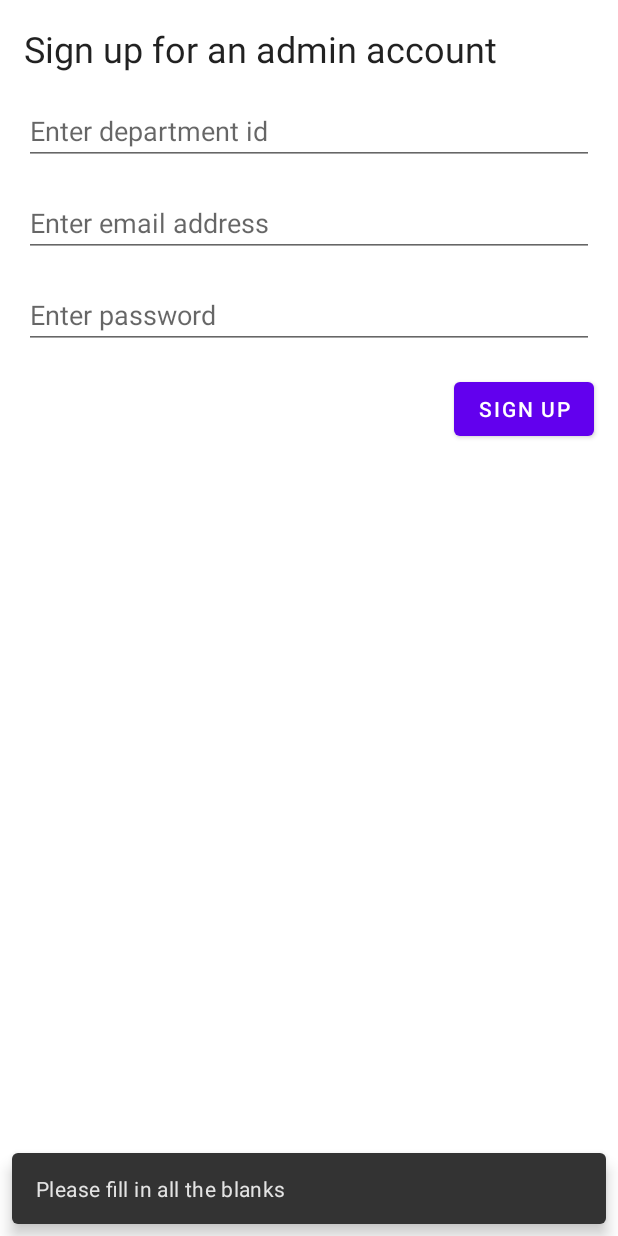
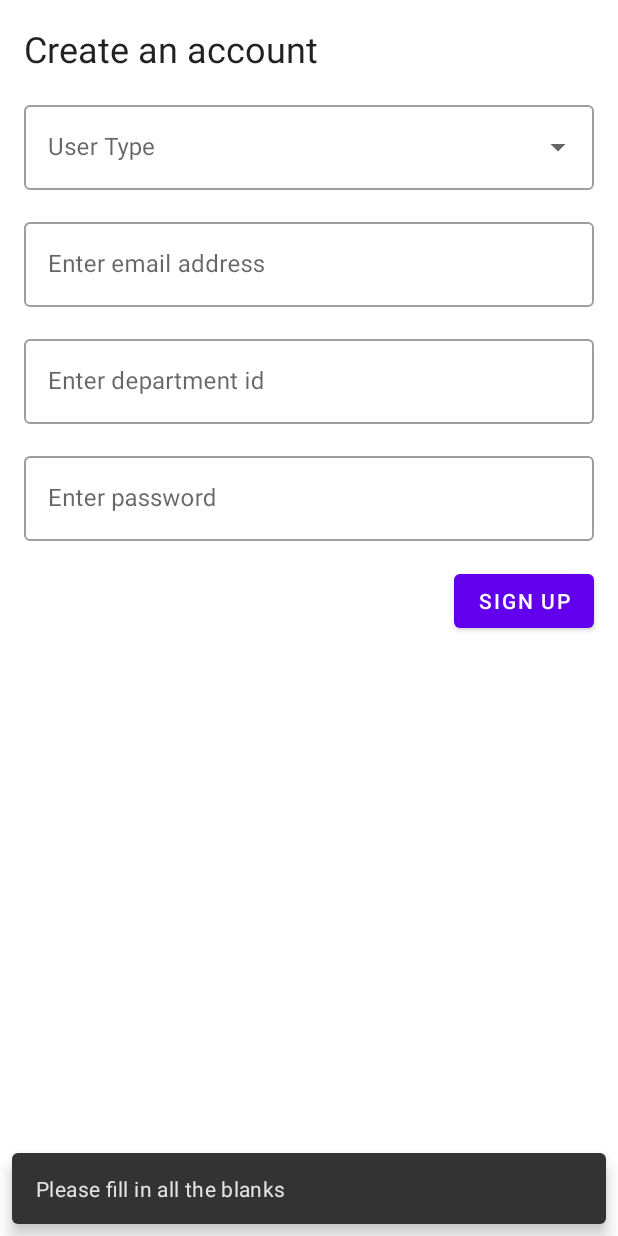
Before and after one commit to RaphaelNdonga/geo-locating-camera, an Android app: the screen it shows after launch (LoginActivity), after a tap on "SIGN UP AS ADMIN", on a phone screen of 412 x 824 dp. Run offline under Robolectric (Android 15) with nearby library versions, the phone set to English and light mode, and no system bars; our stand-ins replace Firebase (no records; nobody signed in at launch, a user with empty details on screens opened directly); 2 statements that could not run were skipped; 1 other tap on this screen came first.

Commit message:
material design added to the textfields.

```diff
--- a/app/src/main/java/com/example/android/geolocatingcamera/signup/SignUpFragment.kt
+++ b/app/src/main/java/com/example/android/geolocatingcamera/signup/SignUpFragment.kt
@@ -3,9 +3,12 @@ package com.example.android.geolocatingcamera.signup
 import android.content.Context
 import android.content.SharedPreferences
 import android.os.Bundle
+import android.util.Log
 import android.view.LayoutInflater
 import android.view.View
 import android.view.ViewGroup
+import android.widget.ArrayAdapter
+import android.widget.AutoCompleteTextView
 import androidx.fragment.app.Fragment
 import androidx.lifecycle.ViewModelProvider
 import androidx.navigation.fragment.findNavController
@@ -18,6 +21,7 @@ import com.example.android.geolocatingcamera.util.isValidMessagingTopic
 import com.example.android.geolocatingcamera.util.isValidEmail
 import com.example.android.geolocatingcamera.util.sharedPrefFile
 import com.google.android.material.snackbar.Snackbar
+import java.util.*
 
 class SignUpFragment : Fragment() {
 
@@ -27,27 +31,19 @@ class SignUpFragment : Fragment() {
 
     private lateinit var viewModel: SignUpViewModel
     private lateinit var binding: SignUpFragmentBinding
-    private val arguments by navArgs<SignUpFragmentArgs>()
     override fun onCreateView(
         inflater: LayoutInflater, container: ViewGroup?,
         savedInstanceState: Bundle?
     ): View? {
         binding = SignUpFragmentBinding.inflate(layoutInflater)
-        arguments.userType.let {
-            viewModel =
-                ViewModelProvider(this, SignUpViewModelFactory(it)).get(SignUpViewModel::class.java)
-            when (it) {
-                UserType.ADMIN -> {
-                    binding.signUpHeading.text =
-                        context?.getString(R.string.adminHeading)
 
-                }
+        val itemList = listOf<String>("Admin", "Regular")
 
-                UserType.REGULAR -> {
-                    binding.signUpHeading.text = context?.getString(R.string.regularHeading)
-                }
-            }
-        }
+        val adapter = ArrayAdapter(requireContext(), R.layout.user_type_list, itemList)
+
+        (binding.userTypeTextField.editText as? AutoCompleteTextView)?.setAdapter(adapter)
+
+        viewModel = ViewModelProvider(this).get(SignUpViewModel::class.java)
 
         viewModel.snackBarText.observe(viewLifecycleOwner, EventObserver {
             Snackbar.make(requireView(), it, Snackbar.LENGTH_LONG).show()
@@ -57,11 +53,12 @@ class SignUpFragment : Fragment() {
             findNavController().navigateUp()
         })
         binding.signUpBtn.setOnClickListener {
-            val departmentId = binding.signUpDepartmentId.text.toString()
-            val emailAddress = binding.signUpEmail.text.toString()
-            val password = binding.signUpPassword.text.toString()
+            val departmentId = binding.departmentIdEditTxt.text.toString()
+            val emailAddress = binding.emailEditTxt.text.toString()
+            val password = binding.passwordEditTxt.text.toString()
+            val userTypeString = binding.userTypeTextField.editText?.text.toString()
 
-            if (departmentId.isEmpty() || emailAddress.isEmpty() || password.isEmpty()) {
+            if (departmentId.isEmpty() || emailAddress.isEmpty() || password.isEmpty() || userTypeString.isEmpty()) {
                 Snackbar.make(
                     requireView(),
                     getString(R.string.fill_blanks),
@@ -93,8 +90,9 @@ class SignUpFragment : Fragment() {
                 ).show()
                 return@setOnClickListener
             }
+            val userTypeEnum = enumValueOf<UserType>(userTypeString.toUpperCase(Locale.ROOT))
 
-            viewModel.createUser(emailAddress, password, departmentId)
+            viewModel.createUser(emailAddress, password, userTypeEnum, departmentId)
 
         }
         return binding.root
--- a/app/src/main/res/layout/sign_up_fragment.xml
+++ b/app/src/main/res/layout/sign_up_fragment.xml
@@ -1,47 +1,89 @@
 <?xml version="1.0" encoding="utf-8"?>
 <androidx.constraintlayout.widget.ConstraintLayout xmlns:android="http://schemas.android.com/apk/res/android"
+    xmlns:app="http://schemas.android.com/apk/res-auto"
     xmlns:tools="http://schemas.android.com/tools"
     android:layout_width="match_parent"
     android:layout_height="match_parent"
-    xmlns:app="http://schemas.android.com/apk/res-auto"
     tools:context=".signup.SignUpFragment">
 
     <TextView
         android:id="@+id/sign_up_heading"
+        style="@style/TextAppearance.AppCompat.Headline"
         android:layout_width="wrap_content"
         android:layout_height="wrap_content"
         android:layout_margin="@dimen/heading_margin"
+        android:text="Create an account"
         app:layout_constraintStart_toStartOf="parent"
-        app:layout_constraintTop_toTopOf="parent"
-        style="@style/TextAppearance.AppCompat.Headline"/>
-    <EditText
-        android:id="@+id/sign_up_department_id"
+        app:layout_constraintTop_toTopOf="parent" />
+
+    <com.google.android.material.textfield.TextInputLayout
+        android:id="@+id/user_type_text_field"
+        style="@style/Widget.MaterialComponents.TextInputLayout.OutlinedBox.ExposedDropdownMenu"
         android:layout_width="match_parent"
         android:layout_height="wrap_content"
-        android:hint="@string/department_hint"
         android:layout_margin="@dimen/edit_txt_margin"
+        app:layout_constraintEnd_toEndOf="parent"
         app:layout_constraintStart_toStartOf="parent"
-        app:layout_constraintEnd_toEndOf="parent"
-        app:layout_constraintTop_toBottomOf="@id/sign_up_heading"/>
+        app:layout_constraintTop_toBottomOf="@id/sign_up_heading">
 
-    <EditText
-        android:inputType="textEmailAddress"
-        android:id="@+id/sign_up_email"
+        <AutoCompleteTextView
+            android:hint="User Type"
+            android:layout_width="match_parent"
+            android:layout_height="wrap_content"
+            android:inputType="none" />
+
+    </com.google.android.material.textfield.TextInputLayout>
+
+    <com.google.android.material.textfield.TextInputLayout
+        android:id="@+id/email_text_field"
+        style="@style/Widget.MaterialComponents.TextInputLayout.OutlinedBox"
         android:layout_width="match_parent"
         android:layout_height="wrap_content"
+        android:layout_margin="@dimen/edit_txt_margin"
         android:hint="@string/email_hint"
-        android:layout_margin="@dimen/edit_txt_margin"
         app:layout_constraintStart_toStartOf="parent"
-        app:layout_constraintTop_toBottomOf="@id/sign_up_department_id"/>
-    <EditText
-        android:inputType="textPassword"
-        android:id="@+id/sign_up_password"
+        app:layout_constraintTop_toBottomOf="@id/user_type_text_field">
+
+        <com.google.android.material.textfield.TextInputEditText
+            android:id="@+id/email_edit_txt"
+            android:layout_width="match_parent"
+            android:layout_height="wrap_content"
+            android:inputType="textEmailAddress" />
+    </com.google.android.material.textfield.TextInputLayout>
+
+    <com.google.android.material.textfield.TextInputLayout
+        android:id="@+id/department_id_text_field"
+        style="@style/Widget.MaterialComponents.TextInputLayout.OutlinedBox"
         android:layout_width="match_parent"
         android:layout_height="wrap_content"
+        android:layout_margin="@dimen/edit_txt_margin"
+        android:hint="@string/department_hint"
+        app:layout_constraintStart_toStartOf="parent"
+        app:layout_constraintTop_toBottomOf="@id/email_text_field">
+
+        <com.google.android.material.textfield.TextInputEditText
+            android:id="@+id/department_id_edit_txt"
+            android:layout_width="match_parent"
+            android:layout_height="wrap_content" />
+    </com.google.android.material.textfield.TextInputLayout>
+
+    <com.google.android.material.textfield.TextInputLayout
+        android:id="@+id/password_text_field"
+        style="@style/Widget.MaterialComponents.TextInputLayout.OutlinedBox"
+        android:layout_width="match_parent"
+        android:layout_height="wrap_content"
+        android:layout_margin="@dimen/edit_txt_margin"
         android:hint="@string/password_hint"
-        android:layout_margin="@dimen/edit_txt_margin"
         app:layout_constraintStart_toStartOf="parent"
-        app:layout_constraintTop_toBottomOf="@id/sign_up_email"/>
+        app:layout_constraintTop_toBottomOf="@id/department_id_text_field">
+
+        <com.google.android.material.textfield.TextInputEditText
+            android:id="@+id/password_edit_txt"
+            android:layout_width="match_parent"
+            android:layout_height="wrap_content"
+            android:inputType="textPassword" />
+    </com.google.android.material.textfield.TextInputLayout>
+
     <Button
         android:id="@+id/sign_up_btn"
         android:layout_width="wrap_content"
@@ -49,6 +91,6 @@
         android:layout_margin="@dimen/edit_txt_margin"
         android:text="Sign up"
         app:layout_constraintEnd_toEndOf="parent"
-        app:layout_constraintTop_toBottomOf="@id/sign_up_password"/>
+        app:layout_constraintTop_toBottomOf="@id/password_text_field" />
 
 </androidx.constraintlayout.widget.ConstraintLayout>
```
